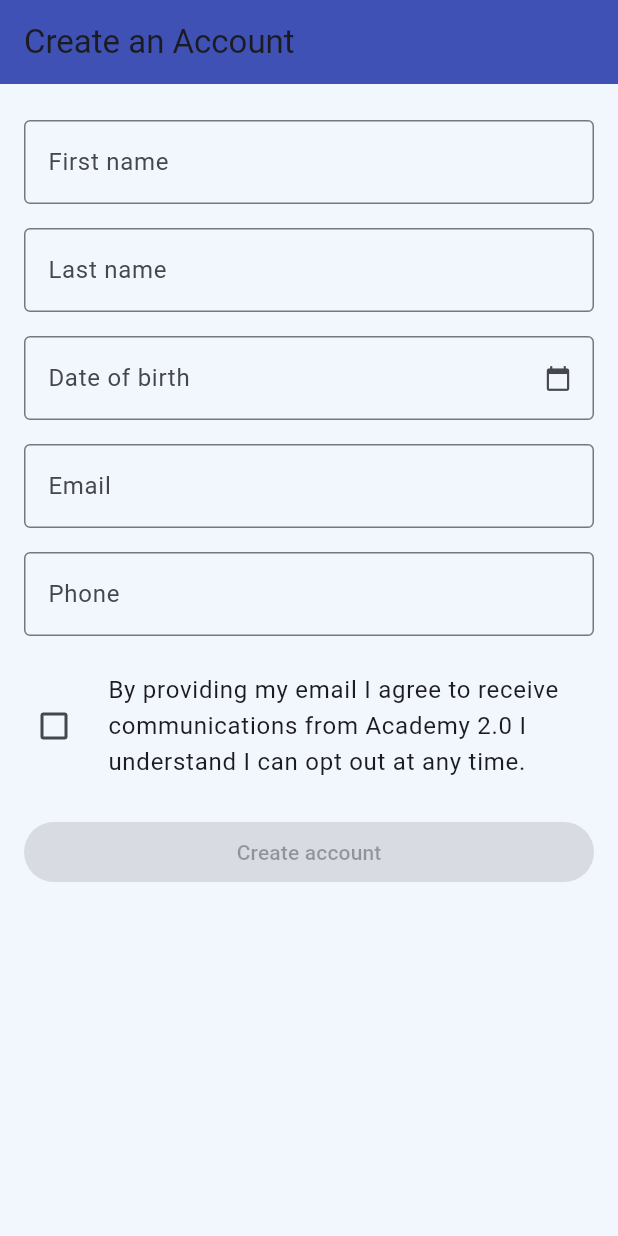
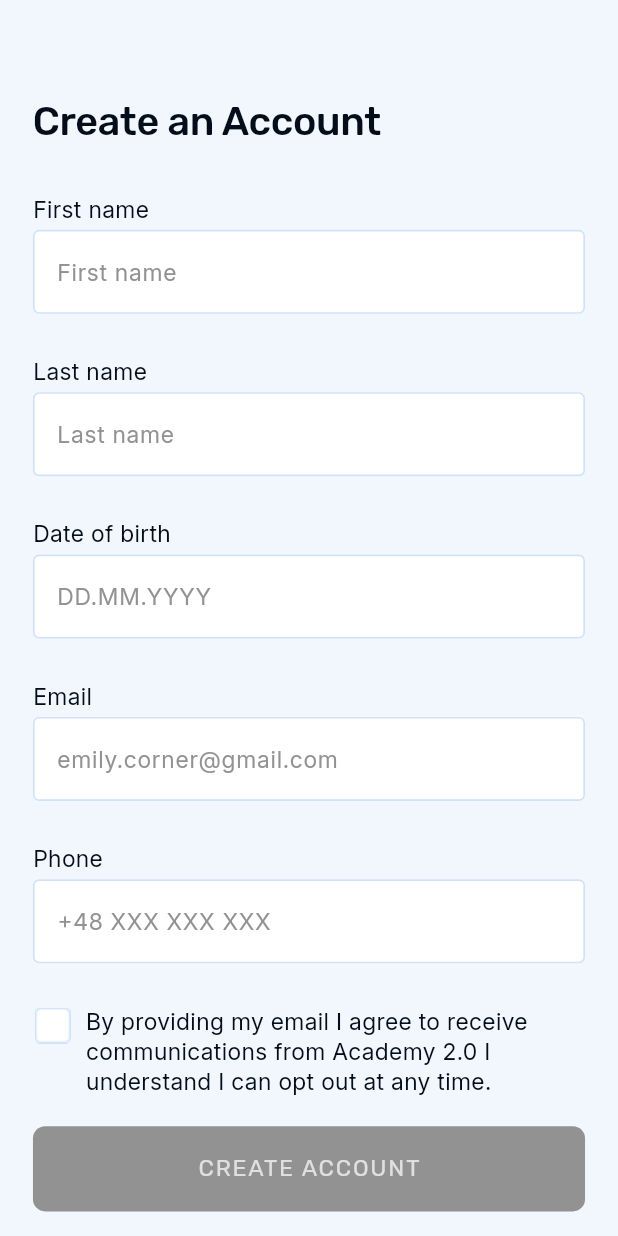
Before and after one commit to WebgateSystems/akademy2-mobile, a Flutter app: the screen it shows after launch, on a phone screen of 412 x 824 dp. Run offline on Flutter 3.47's test engine with Material 3 defaults, Android fonts, the phone set to English and light mode, and no system bars; our stand-ins replace dio, file_picker, flutter_riverpod, flutter_screenutil, flutter_secure_storage, go_router and 4 more; missing offline and left inert: dio_smart_retry, mobile_scanner; accounts and stored records are empty; generated files the repository leaves out were written again.

Commit message:
CreateAccountPage

```diff
--- a/lib/app/theme/tokens.dart
+++ b/lib/app/theme/tokens.dart
@@ -4,8 +4,20 @@ import 'package:flutter_screenutil/flutter_screenutil.dart';
 class AppColors {
   static const primary = Color(0xFF3F51B5);
   static const accent = Color(0xFFFFC107);
+  static const contentPlaceholder = Color(0xFF929292);
+
   static const backgroundLight = Color(0xFFF2F7FD);
+  static const backgroundLightAccent = Color(0xFF040E1A);
   static const contentPrimaryLight = Color(0xFF040E1A);
+  static const borderPrimary = Color(0xFFD0E2F8);
+  static const borderFocused = Color(0xFF4A90E2);
+  static const borderError = Color(0xFFD32F2F);
+  static const contentError = Color(0xFFD32F2F);
+  static const surfacePrimary = Color(0xFFFFFFFF);
+  static const buttonPrimary = Color(0xFF4A90E2);
+  static const buttonPrimaryDisabled = Color(0xFF929292);
+  static const contentOnButtonPrimary = Color(0xFFFFFFFF);
+  static const contentOnButtonPrimaryDisabled = Color(0xFFE0E0E0);
 
   static const backgroundDark = Color(0xFF040E1A);
   static const contentPrimaryDark = Color(0xFFF2F7FD);
@@ -27,8 +39,28 @@ class AppTextStyles {
     letterSpacing: -0.24,
   );
 
-  static const TextStyle body = TextStyle(
-    fontSize: 16.0,
+  static TextStyle B2 = TextStyle(
+    fontSize: 14.sp,
+    fontFamily: 'Inter',
+    fontWeight: FontWeight.w400,
     color: AppColors.contentPrimaryLight,
+    height: 1.3,
+  );
+
+  static TextStyle B3 = TextStyle(
+    fontSize: 12.sp,
+    fontFamily: 'Inter',
+    fontWeight: FontWeight.w400,
+    color: AppColors.contentPrimaryLight,
+    height: 1.3,
+  );
+
+  static TextStyle BUTTON = TextStyle(
+    fontSize: 14.sp,
+    fontFamily: 'Rubik',
+    fontWeight: FontWeight.w400,
+    color: AppColors.contentPrimaryLight,
+    height: 1.3,
+    letterSpacing: 1.2,
   );
 }
--- /dev/null
+++ b/lib/app/view/action_button_widget.dart
@@ -0,0 +1,57 @@
+import 'package:academy_2_app/app/theme/tokens.dart';
+import 'package:flutter/material.dart';
+import 'package:flutter_screenutil/flutter_screenutil.dart';
+
+class ActionButtonWidget extends StatelessWidget {
+  final String text;
+  final bool loading;
+  final VoidCallback? onPressed;
+
+  const ActionButtonWidget({
+    super.key,
+    required this.text,
+    required this.loading,
+    required this.onPressed,
+  });
+
+  @override
+  Widget build(BuildContext context) {
+    final theme = Theme.of(context);
+
+    return SizedBox(
+      height: 56.h,
+      width: double.infinity,
+      child: Container(
+        alignment: Alignment.center,
+        decoration: BoxDecoration(
+          color: onPressed != null || loading
+              ? AppColors.buttonPrimary
+              : AppColors.buttonPrimaryDisabled,
+          borderRadius: BorderRadius.circular(8.r),
+        ),
+        child: TextButton(
+          onPressed: onPressed,
+          child: loading
+              ? SizedBox(
+                  height: 16.w,
+                  width: 16.w,
+                  child: CircularProgressIndicator(
+                      strokeWidth: 1.w,
+                      valueColor: AlwaysStoppedAnimation<Color>(
+                          onPressed != null || loading
+                              ? AppColors.contentOnButtonPrimary
+                              : AppColors.contentOnButtonPrimaryDisabled)),
+                )
+              : Text(
+                  text.toUpperCase(),
+                  style: AppTextStyles.BUTTON.copyWith(
+                    color: onPressed != null
+                        ? AppColors.contentOnButtonPrimary
+                        : AppColors.contentOnButtonPrimaryDisabled,
+                  ),
+                ),
+        ),
+      ),
+    );
+  }
+}
--- /dev/null
+++ b/lib/app/view/checkbox_widget.dart
@@ -0,0 +1,47 @@
+import 'package:academy_2_app/app/theme/tokens.dart';
+import 'package:flutter/material.dart';
+import 'package:flutter_screenutil/flutter_screenutil.dart';
+
+class CheckboxWidget extends StatelessWidget {
+  final String text;
+  final bool value;
+  final ValueChanged<bool?>? onChanged;
+
+  const CheckboxWidget({
+    super.key,
+    required this.text,
+    required this.value,
+    required this.onChanged,
+  });
+
+  @override
+  Widget build(BuildContext context) {
+    final theme = Theme.of(context);
+    return Row(
+      crossAxisAlignment: CrossAxisAlignment.start,
+      mainAxisSize: MainAxisSize.max,
+      mainAxisAlignment: MainAxisAlignment.start,
+      children: [
+        GestureDetector(
+          onTap: () => onChanged?.call(!value),
+          child: Image.asset(
+            value
+                ? 'assets/images/ic_checkbox_checked.png'
+                : 'assets/images/ic_checkbox_unchecked.png',
+            width: 24.w,
+            height: 24.w,
+          ),
+        ),
+        SizedBox(width: 8.w),
+        Flexible(
+          child: Text(
+            text,
+            style: AppTextStyles.B2.copyWith(
+              color: theme.textTheme.bodyMedium?.color,
+            ),
+          ),
+        ),
+      ],
+    );
+  }
+}
--- /dev/null
+++ b/lib/app/view/edit_text_widget.dart
@@ -0,0 +1,88 @@
+import 'package:academy_2_app/app/theme/tokens.dart';
+import 'package:flutter/material.dart';
+import 'package:flutter_screenutil/flutter_screenutil.dart';
+
+class EditTextWidget extends StatelessWidget {
+  final String? label;
+  final String? hint;
+  final TextEditingController controller;
+  final TextInputType keyboard;
+  final String? errorText;
+  final Widget? suffixIcon;
+  final Function(String)? onChanged;
+
+  const EditTextWidget({
+    super.key,
+    this.label,
+    this.hint,
+    this.errorText,
+    this.suffixIcon,
+    required this.controller,
+    this.keyboard = TextInputType.text,
+    this.onChanged,
+  });
+
+  @override
+  Widget build(BuildContext context) {
+    final theme = Theme.of(context);
+    return Padding(
+      padding: const EdgeInsets.symmetric(vertical: 8.0),
+      child: Column(
+        crossAxisAlignment: CrossAxisAlignment.start,
+        children: [
+          Text(label ?? '',
+              style: AppTextStyles.B2.copyWith(
+                color: theme.textTheme.bodyMedium?.color,
+              )),
+          SizedBox(height: 4.h),
+          TextField(
+            controller: controller,
+            keyboardType: keyboard,
+            onChanged: onChanged,
+            decoration: InputDecoration(
+              filled: true,
+              fillColor: AppColors.surfacePrimary,
+              hintText: hint,
+              hintStyle: AppTextStyles.B2.copyWith(
+                color: AppColors.contentPlaceholder,
+              ),
+              errorText: errorText,
+              errorStyle: AppTextStyles.B3.copyWith(
+                color: AppColors.contentError,
+              ),
+              suffixIcon: suffixIcon,
+              enabledBorder: OutlineInputBorder(
+                borderRadius: BorderRadius.circular(4.r),
+                borderSide: BorderSide(
+                  color: AppColors.borderPrimary,
+                  width: 1.w,
+                ),
+              ),
+              focusedBorder: OutlineInputBorder(
+                borderRadius: BorderRadius.circular(4.r),
+                borderSide: BorderSide(
+                  color: AppColors.borderFocused,
+                  width: 1.w,
+                ),
+              ),
+              errorBorder: OutlineInputBorder(
+                borderRadius: BorderRadius.circular(4.r),
+                borderSide: BorderSide(
+                  color: AppColors.borderError,
+                  width: 1.w,
+                ),
+              ),
+              focusedErrorBorder: OutlineInputBorder(
+                borderRadius: BorderRadius.circular(4.r),
+                borderSide: BorderSide(
+                  color: AppColors.borderError,
+                  width: 1.w,
+                ),
+              ),
+            ),
+          ),
+        ],
+      ),
+    );
+  }
+}
--- /dev/null
+++ b/lib/app/view/toolbar_widget.dart
@@ -0,0 +1,22 @@
+import 'package:academy_2_app/app/theme/tokens.dart';
+import 'package:flutter/material.dart';
+
+class ToolbarWidget extends StatelessWidget {
+  final String title;
+
+  const ToolbarWidget({
+    super.key,
+    required this.title,
+  });
+
+  @override
+  Widget build(BuildContext context) {
+    final theme = Theme.of(context);
+    return Text(
+      title,
+      style: AppTextStyles.H1.copyWith(
+        color: theme.textTheme.bodyMedium?.color,
+      ),
+    );
+  }
+}
--- a/lib/features/auth/create_account_page.dart
+++ b/lib/features/auth/create_account_page.dart
@@ -1,4 +1,10 @@
+import 'package:academy_2_app/app/view/action_button_widget.dart';
+import 'package:academy_2_app/app/view/checkbox_widget.dart';
+import 'package:academy_2_app/app/view/edit_text_widget.dart';
+import 'package:academy_2_app/app/view/toolbar_widget.dart';
+import 'package:academy_2_app/l10n/app_localizations.dart';
 import 'package:flutter/material.dart';
+import 'package:flutter_screenutil/flutter_screenutil.dart';
 import 'package:go_router/go_router.dart';
 
 import 'auth_flow_models.dart';
@@ -101,82 +107,70 @@ class _CreateAccountPageState extends State<CreateAccountPage> {
 
   @override
   Widget build(BuildContext context) {
+    final loc = AppLocalizations.of(context);
     return Scaffold(
-      appBar: AppBar(title: const Text('Create an Account')),
       body: SingleChildScrollView(
-        padding: const EdgeInsets.all(16),
+        padding: EdgeInsets.symmetric(horizontal: 20.w),
         child: Column(
           crossAxisAlignment: CrossAxisAlignment.start,
           children: [
-            _buildTextField('First name', _firstNameCtrl),
-            _buildTextField('Last name', _lastNameCtrl),
+            SizedBox(height: 44.h),
+            Padding(
+              padding: EdgeInsets.only(top: 16.h),
+              child: ToolbarWidget(
+                title: loc?.createAnAccount ?? 'Create an Account',
+              ),
+            ),
+            SizedBox(height: 20.h),
+            EditTextWidget(
+                label: loc?.firstNameField ?? 'First name',
+                hint: loc?.firstNameField ?? 'First name',
+                controller: _firstNameCtrl),
+            SizedBox(height: 12.h),
+            EditTextWidget(
+                label: loc?.lastNameField ?? 'Last name',
+                hint: loc?.lastNameField ?? 'Last name',
+                controller: _lastNameCtrl),
+            SizedBox(height: 12.h),
             GestureDetector(
               onTap: _pickDob,
               child: AbsorbPointer(
-                child: _buildTextField(
-                  'Date of birth',
-                  _dobCtrl,
-                  suffix: const Icon(Icons.calendar_today, size: 18),
+                child: EditTextWidget(
+                  label: loc?.dateOfBirthField ?? 'Date of birth',
+                  hint: loc?.dateOfBirthHintField ?? 'Date of birth',
+                  controller: _dobCtrl,
                 ),
               ),
             ),
-            _buildTextField('Email', _emailCtrl, errorText: _emailError),
-            _buildTextField(
-              'Phone',
-              _phoneCtrl,
+            SizedBox(height: 12.h),
+            EditTextWidget(
+                label: loc?.emailField ?? 'Email',
+                hint: loc?.emailHintField ?? 'Email',
+                controller: _emailCtrl,
+                errorText: _emailError),
+            SizedBox(height: 12.h),
+            EditTextWidget(
+              label: loc?.phoneField ?? 'Phone',
+              hint: loc?.phoneHintField ?? 'Phone',
+              controller: _phoneCtrl,
               keyboard: TextInputType.phone,
               errorText: _phoneError,
             ),
-            const SizedBox(height: 8),
-            CheckboxListTile(
+            SizedBox(height: 20.h),
+            CheckboxWidget(
+              text: loc?.iAgreeToReceive ?? '',
               value: _agree,
               onChanged: (v) => setState(() => _agree = v ?? false),
-              controlAffinity: ListTileControlAffinity.leading,
-              contentPadding: EdgeInsets.zero,
-              title: const Text(
-                'By providing my email I agree to receive communications from Academy 2.0 I understand I can opt out at any time.',
-              ),
             ),
-            const SizedBox(height: 16),
-            SizedBox(
-              width: double.infinity,
-              child: ElevatedButton(
-                onPressed: _isFormValid && !_loading ? _submit : null,
-                child: _loading
-                    ? const SizedBox(
-                        height: 20,
-                        width: 20,
-                        child: CircularProgressIndicator(strokeWidth: 2),
-                      )
-                    : const Text('Create account'),
-              ),
+            SizedBox(height: 20.h),
+            ActionButtonWidget(
+              onPressed: _isFormValid && !_loading ? _submit : null,
+              text: loc?.createAccountButton ?? 'Create account',
+              loading: _loading,
             ),
           ],
         ),
       ),
     );
   }
-
-  Widget _buildTextField(
-    String label,
-    TextEditingController controller, {
-    TextInputType keyboard = TextInputType.text,
-    String? errorText,
-    Widget? suffix,
-  }) {
-    return Padding(
-      padding: const EdgeInsets.symmetric(vertical: 8.0),
-      child: TextField(
-        controller: controller,
-        keyboardType: keyboard,
-        onChanged: (_) => setState(() {}),
-        decoration: InputDecoration(
-          labelText: label,
-          errorText: errorText,
-          suffixIcon: suffix,
-          border: const OutlineInputBorder(),
-        ),
-      ),
-    );
-  }
 }
--- a/lib/l10n/app_localizations.dart
+++ b/lib/l10n/app_localizations.dart
@@ -231,6 +231,66 @@ abstract class AppLocalizations {
   /// In en, this message translates to:
   /// **'Invite token: {token}'**
   String inviteToken(Object token);
+
+  /// No description provided for @createAnAccount.
+  ///
+  /// In en, this message translates to:
+  /// **'Create an Account'**
+  String get createAnAccount;
+
+  /// No description provided for @firstNameField.
+  ///
+  /// In en, this message translates to:
+  /// **'First name'**
+  String get firstNameField;
+
+  /// No description provided for @lastNameField.
+  ///
+  /// In en, this message translates to:
+  /// **'Last name'**
+  String get lastNameField;
+
+  /// No description provided for @dateOfBirthField.
+  ///
+  /// In en, this message translates to:
+  /// **'Date of birth'**
+  String get dateOfBirthField;
+
+  /// No description provided for @phoneField.
+  ///
+  /// In en, this message translates to:
+  /// **'Phone'**
+  String get phoneField;
+
+  /// No description provided for @dateOfBirthHintField.
+  ///
+  /// In en, this message translates to:
+  /// **'DD.MM.YYYY'**
+  String get dateOfBirthHintField;
+
+  /// No description provided for @emailHintField.
+  ///
+  /// In en, this message translates to:
+  /// **'emily.corner@gmail.com'**
+  String get emailHintField;
+
+  /// No description provided for @phoneHintField.
+  ///
+  /// In en, this message translates to:
+  /// **'+48 XXX XXX XXX'**
+  String get phoneHintField;
+
+  /// No description provided for @iAgreeToReceive.
+  ///
+  /// In en, this message translates to:
+  /// **'By providing my email I agree to receive communications from Academy 2.0 I understand I can opt out at any time.'**
+  String get iAgreeToReceive;
+
+  /// No description provided for @createAccountButton.
+  ///
+  /// In en, this message translates to:
+  /// **'Create account'**
+  String get createAccountButton;
 }
 
 class _AppLocalizationsDelegate
--- a/lib/l10n/app_localizations_en.dart
+++ b/lib/l10n/app_localizations_en.dart
@@ -75,4 +75,35 @@ class AppLocalizationsEn extends AppLocalizations {
   String inviteToken(Object token) {
     return 'Invite token: $token';
   }
+
+  @override
+  String get createAnAccount => 'Create an Account';
+
+  @override
+  String get firstNameField => 'First name';
+
+  @override
+  String get lastNameField => 'Last name';
+
+  @override
+  String get dateOfBirthField => 'Date of birth';
+
+  @override
+  String get phoneField => 'Phone';
+
+  @override
+  String get dateOfBirthHintField => 'DD.MM.YYYY';
+
+  @override
+  String get emailHintField => 'emily.corner@gmail.com';
+
+  @override
+  String get phoneHintField => '+48 XXX XXX XXX';
+
+  @override
+  String get iAgreeToReceive =>
+      'By providing my email I agree to receive communications from Academy 2.0 I understand I can opt out at any time.';
+
+  @override
+  String get createAccountButton => 'Create account';
 }
--- a/lib/l10n/app_localizations_pl.dart
+++ b/lib/l10n/app_localizations_pl.dart
@@ -75,4 +75,35 @@ class AppLocalizationsPl extends AppLocalizations {
   String inviteToken(Object token) {
     return 'Token zaproszenia: $token';
   }
+
+  @override
+  String get createAnAccount => 'Utwórz konto';
+
+  @override
+  String get firstNameField => 'Imię';
+
+  @override
+  String get lastNameField => 'Nazwisko';
+
+  @override
+  String get dateOfBirthField => 'Data urodzenia';
+
+  @override
+  String get phoneField => 'Telefon';
+
+  @override
+  String get dateOfBirthHintField => 'DD.MM.YYYY';
+
+  @override
+  String get emailHintField => 'emily.corner@gmail.com';
+
+  @override
+  String get phoneHintField => '+48 XXX XXX XXX';
+
+  @override
+  String get iAgreeToReceive =>
+      'Podając mój adres e-mail, zgadzam się na otrzymywanie komunikatów od Akademii 2.0. Rozumiem, że mogę zrezygnować w dowolnym momencie.';
+
+  @override
+  String get createAccountButton => 'Utwórz konto';
 }
--- a/lib/l10n/app_localizations_uk.dart
+++ b/lib/l10n/app_localizations_uk.dart
@@ -75,4 +75,35 @@ class AppLocalizationsUk extends AppLocalizations {
   String inviteToken(Object token) {
     return 'Токен запрошення: $token';
   }
+
+  @override
+  String get createAnAccount => 'Створити обліковий запис';
+
+  @override
+  String get firstNameField => 'Ім’я';
+
+  @override
+  String get lastNameField => 'Прізвище';
+
+  @override
+  String get dateOfBirthField => 'Дата народження';
+
+  @override
+  String get phoneField => 'Телефон';
+
+  @override
+  String get dateOfBirthHintField => 'DD.MM.YYYY';
+
+  @override
+  String get emailHintField => 'emily.corner@gmail.com';
+
+  @override
+  String get phoneHintField => '+48 XXX XXX XXX';
+
+  @override
+  String get iAgreeToReceive =>
+      'Надаючи свою електронну адресу, я погоджуюся отримувати повідомлення від Академії 2.0. Я розумію, що можу відмовитися в будь-який час.';
+
+  @override
+  String get createAccountButton => 'Створити обліковий запис';
 }
--- a/lib/l10n/intl_en.arb
+++ b/lib/l10n/intl_en.arb
@@ -21,5 +21,16 @@
   "downloadsPlaceholder": "Downloads placeholder (M1)",
   "profileTitle": "Profile",
   "profilePlaceholder": "Profile placeholder (M1)",
-  "inviteToken": "Invite token: {token}"
+  "inviteToken": "Invite token: {token}",
+  "createAnAccount": "Create an Account",
+  "firstNameField": "First name",
+  "lastNameField": "Last name",
+  "dateOfBirthField": "Date of birth",
+  "emailField": "Email",
+  "phoneField": "Phone",
+  "dateOfBirthHintField": "DD.MM.YYYY",
+  "emailHintField": "emily.corner@gmail.com",
+  "phoneHintField": "+48 XXX XXX XXX",
+  "iAgreeToReceive": "By providing my email I agree to receive communications from Academy 2.0 I understand I can opt out at any time.",
+  "createAccountButton": "Create account"
 }
--- a/lib/l10n/intl_pl.arb
+++ b/lib/l10n/intl_pl.arb
@@ -21,5 +21,16 @@
   "downloadsPlaceholder": "Ekran pobrań (M1)",
   "profileTitle": "Profil",
   "profilePlaceholder": "Ekran profilu (M1)",
-  "inviteToken": "Token zaproszenia: {token}"
+  "inviteToken": "Token zaproszenia: {token}",
+  "createAnAccount": "Utwórz konto",
+  "firstNameField": "Imię",
+  "lastNameField": "Nazwisko",
+  "dateOfBirthField": "Data urodzenia",
+  "emailField": "Email",
+  "phoneField": "Telefon",
+  "dateOfBirthHintField": "DD.MM.YYYY",
+  "emailHintField": "emily.corner@gmail.com",
+  "phoneHintField": "+48 XXX XXX XXX",
+  "iAgreeToReceive": "Podając mój adres e-mail, zgadzam się na otrzymywanie komunikatów od Akademii 2.0. Rozumiem, że mogę zrezygnować w dowolnym momencie.",
+  "createAccountButton": "Utwórz konto"
 }
--- a/lib/l10n/intl_uk.arb
+++ b/lib/l10n/intl_uk.arb
@@ -21,5 +21,16 @@
   "downloadsPlaceholder": "Заглушка завантажень (M1)",
   "profileTitle": "Профіль",
   "profilePlaceholder": "Заглушка профілю (M1)",
-  "inviteToken": "Токен запрошення: {token}"
+  "inviteToken": "Токен запрошення: {token}",
+  "createAnAccount": "Створити обліковий запис",
+  "firstNameField": "Ім’я",
+  "lastNameField": "Прізвище",
+  "dateOfBirthField": "Дата народження",
+  "emailField": "Email",
+  "phoneField": "Телефон",
+  "dateOfBirthHintField": "DD.MM.YYYY",
+  "emailHintField": "emily.corner@gmail.com",
+  "phoneHintField": "+48 XXX XXX XXX",
+  "iAgreeToReceive": "Надаючи свою електронну адресу, я погоджуюся отримувати повідомлення від Академії 2.0. Я розумію, що можу відмовитися в будь-який час.",
+  "createAccountButton": "Створити обліковий запис"
 }
```
Also changed, not shown: pubspec.yaml (+6 -2 lines), assets/fonts/Inter-Regular.ttf (added), assets/fonts/Rubik-Regular.ttf (added), assets/images/ic_checkbox_checked.png (added), assets/images/ic_checkbox_unchecked.png (added).
